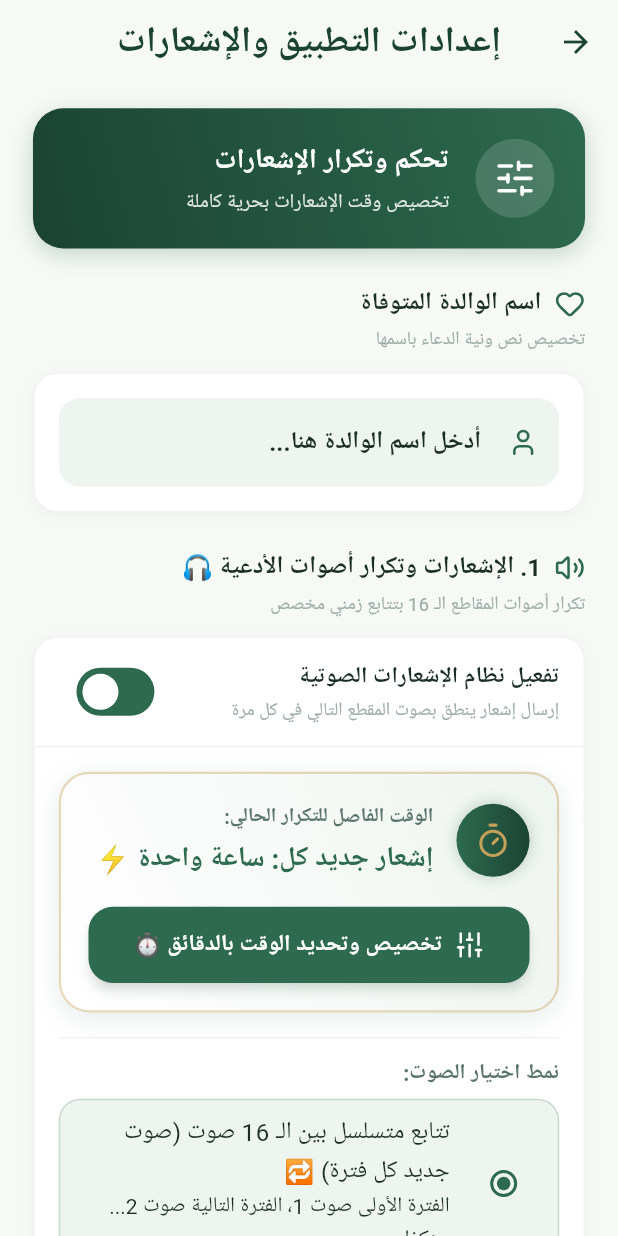
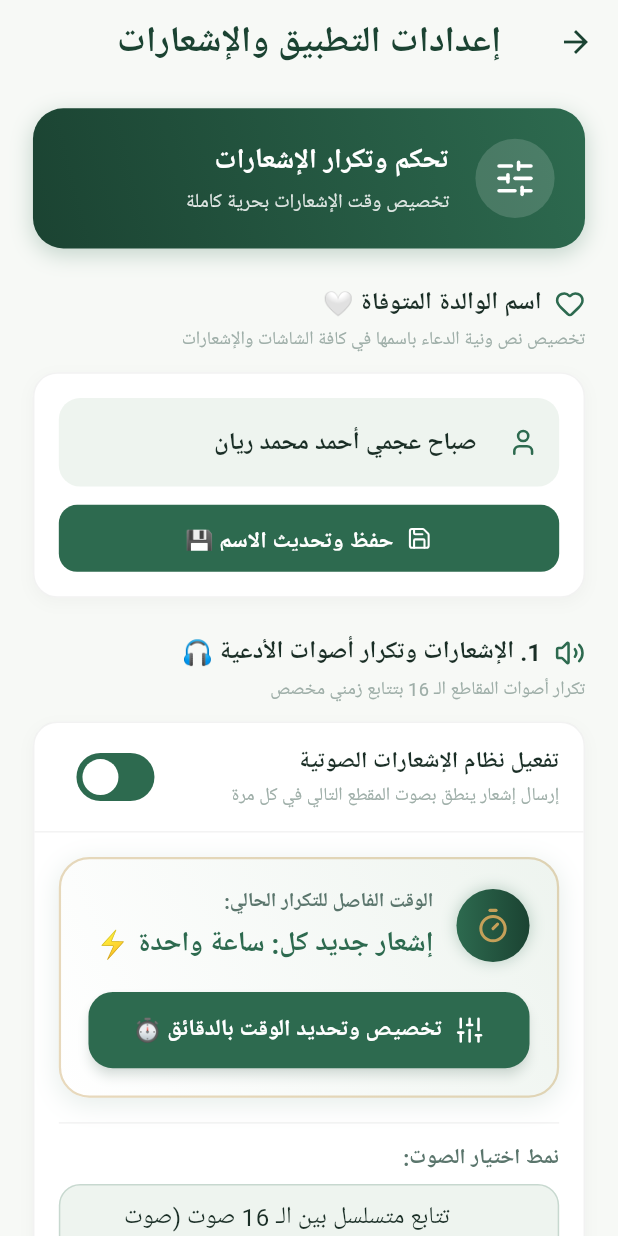
Before and after one commit to MohamedRefky/athkar_alarms, a Flutter app: the SettingsScreen screen opened directly, on a phone screen of 412 x 824 dp. Run offline on Flutter 3.47's test engine with Material 3 defaults, Android fonts, the phone set to English and light mode, and no system bars; our stand-ins replace audioplayers, equatable, flutter_bloc, flutter_local_notifications, flutter_screenutil, get_it and 5 more; accounts and stored records are empty; Roboto replaces fonts that are missing (Zain); statements that could not run were skipped.

Commit message:
feat: add onboarding and settings screens with customization options

```diff
--- a/lib/screens/settings_screen.dart
+++ b/lib/screens/settings_screen.dart
@@ -312,14 +312,17 @@
                   // 1. Mother Name Section
                   _buildSectionHeader(
                     context,
-                    title: 'اسم الوالدة المتوفاة',
-                    subtitle: 'تخصيص نص ونية الدعاء باسمها',
+                    title: 'اسم الوالدة المتوفاة 🤍',
+                    subtitle: 'تخصيص نص ونية الدعاء باسمها في كافة الشاشات والإشعارات',
                     icon: LucideIcons.heart,
                   ),
                   SizedBox(height: 12.h),
                   _buildCardContainer(
                     isDark: isDark,
-                    child: TextFormField(
+                    child: Column(
+                      crossAxisAlignment: CrossAxisAlignment.stretch,
+                      children: [
+                        TextFormField(
                           controller: _nameController,
                           keyboardType: TextInputType.name,
                           style: TextStyle(
@@ -345,9 +348,61 @@
                               borderSide: BorderSide.none,
                             ),
                           ),
-                      onChanged: (val) {
-                        context.read<SettingsCubit>().updateMotherName(val);
+                        ),
+                        SizedBox(height: 12.h),
+                        SizedBox(
+                          height: 44.h,
+                          child: ElevatedButton.icon(
+                            style: ElevatedButton.styleFrom(
+                              backgroundColor: AppColors.primary,
+                              shape: RoundedRectangleBorder(
+                                borderRadius: BorderRadius.circular(12.r),
+                              ),
+                            ),
+                            icon: Icon(LucideIcons.save, color: Colors.white, size: 18.r),
+                            label: Text(
+                              'حفظ وتحديث الاسم 💾',
+                              style: TextStyle(
+                                fontSize: 15.sp,
+                                fontWeight: FontWeight.bold,
+                                color: Colors.white,
+                              ),
+                            ),
+                            onPressed: () {
+                              final name = _nameController.text.trim();
+                              context.read<SettingsCubit>().updateMotherName(name);
+                              FocusScope.of(context).unfocus();
+                              ScaffoldMessenger.of(context).showSnackBar(
+                                SnackBar(
+                                  content: Row(
+                                    children: [
+                                      Icon(LucideIcons.checkCircle2,
+                                          color: Colors.white, size: 20.r),
+                                      SizedBox(width: 10.w),
+                                      Expanded(
+                                        child: Text(
+                                          name.isNotEmpty
+                                              ? 'تم حفظ وتحديث اسم الوالدة بنجاح: "$name" 🤍'
+                                              : 'تم تحديث الاسم بنجاح 🤍',
+                                          style: TextStyle(
+                                            fontSize: 14.sp,
+                                            fontWeight: FontWeight.bold,
+                                          ),
+                                        ),
+                                      ),
+                                    ],
+                                  ),
+                                  backgroundColor: AppColors.primary,
+                                  behavior: SnackBarBehavior.floating,
+                                  shape: RoundedRectangleBorder(
+                                    borderRadius: BorderRadius.circular(12.r),
+                                  ),
+                                ),
+                              );
                             },
+                          ),
+                        ),
+                      ],
                     ),
                   ),
 
```
Also changed, not shown: lib/screens/onboarding_screen.dart (+13 -3 lines). Lines whose indentation alone changed are shown as unchanged.
